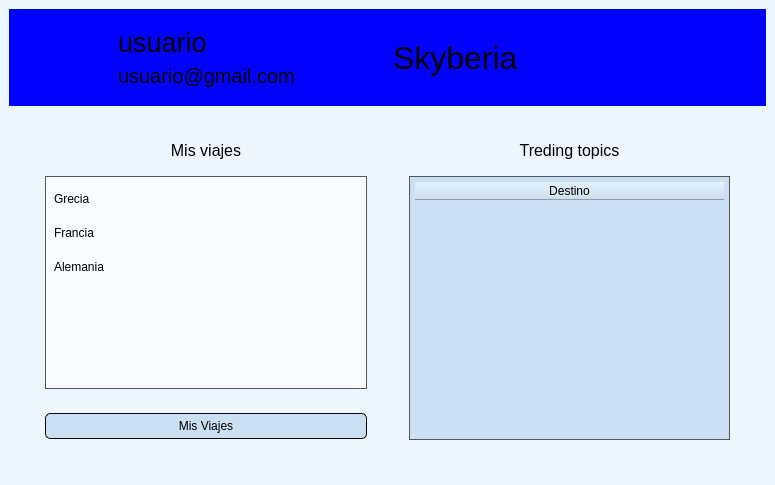
Before: the Qt Designer form menu.ui in ilopjim13/PersistenciaDatos_PyQT, drawn with Qt 5.
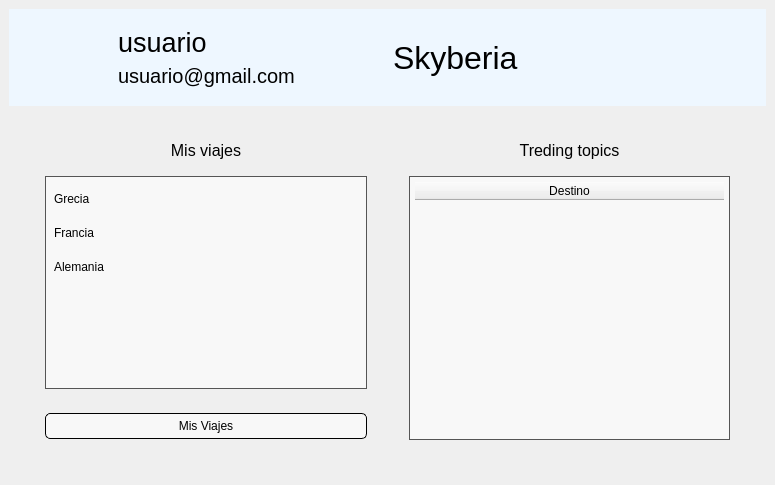
After: the same form once the commit is applied. Icons and pictures are not drawn.

Commit message: Vuelta cambio cabecera

Patch:
```diff
--- a/menu.ui
+++ b/menu.ui
@@ -55,7 +55,10 @@
    </property>
    <property name="styleSheet">
     <string notr="true">#principal{
-	background-color: rgb(238, 247, 255);
+background-image: url(:/icons/recursos/media/fondo.jpg);
+background-repeat: no-repeat;
+background-position: center;
+background-attachment: fixed;
 }
 #QTMisViajes {
 background-color: rgba(255, 255, 255, 150); /* Fondo blanco con 150 de opacidad (0-255) */
@@ -124,7 +127,7 @@
        </sizepolicy>
       </property>
       <property name="styleSheet">
-       <string notr="true">background-color: rgb(0, 0, 255);</string>
+       <string notr="true">background-color: rgb(238, 247, 255);</string>
       </property>
       <layout class="QHBoxLayout" name="horizontalLayout">
        <item>
@@ -198,8 +201,8 @@
             <colorrole role="Button">
              <brush brushstyle="SolidPattern">
               <color alpha="255">
-               <red>0</red>
-               <green>0</green>
+               <red>238</red>
+               <green>247</green>
                <blue>255</blue>
               </color>
              </brush>
@@ -207,8 +210,8 @@
             <colorrole role="Base">
              <brush brushstyle="SolidPattern">
               <color alpha="255">
-               <red>0</red>
-               <green>0</green>
+               <red>238</red>
+               <green>247</green>
                <blue>255</blue>
               </color>
              </brush>
@@ -216,8 +219,8 @@
             <colorrole role="Window">
              <brush brushstyle="SolidPattern">
               <color alpha="255">
-               <red>0</red>
-               <green>0</green>
+               <red>238</red>
+               <green>247</green>
                <blue>255</blue>
               </color>
              </brush>
@@ -236,8 +239,8 @@
             <colorrole role="Button">
              <brush brushstyle="SolidPattern">
               <color alpha="255">
-               <red>0</red>
-               <green>0</green>
+               <red>238</red>
+               <green>247</green>
                <blue>255</blue>
               </color>
              </brush>
@@ -245,8 +248,8 @@
             <colorrole role="Base">
              <brush brushstyle="SolidPattern">
               <color alpha="255">
-               <red>0</red>
-               <green>0</green>
+               <red>238</red>
+               <green>247</green>
                <blue>255</blue>
               </color>
              </brush>
@@ -254,8 +257,8 @@
             <colorrole role="Window">
              <brush brushstyle="SolidPattern">
               <color alpha="255">
-               <red>0</red>
-               <green>0</green>
+               <red>238</red>
+               <green>247</green>
                <blue>255</blue>
               </color>
              </brush>
@@ -265,8 +268,8 @@
             <colorrole role="Button">
              <brush brushstyle="SolidPattern">
               <color alpha="255">
-               <red>0</red>
-               <green>0</green>
+               <red>238</red>
+               <green>247</green>
                <blue>255</blue>
               </color>
              </brush>
@@ -274,8 +277,8 @@
             <colorrole role="Base">
              <brush brushstyle="SolidPattern">
               <color alpha="255">
-               <red>0</red>
-               <green>0</green>
+               <red>238</red>
+               <green>247</green>
                <blue>255</blue>
               </color>
              </brush>
@@ -283,8 +286,8 @@
             <colorrole role="Window">
              <brush brushstyle="SolidPattern">
               <color alpha="255">
-               <red>0</red>
-               <green>0</green>
+               <red>238</red>
+               <green>247</green>
                <blue>255</blue>
               </color>
              </brush>
@@ -443,9 +446,6 @@
                     <height>16777215</height>
                    </size>
                   </property>
-                  <property name="styleSheet">
-                   <string notr="true">background-color: rgb(202, 223, 241);</string>
-                  </property>
                   <property name="text">
                    <string>Mis Viajes</string>
                   </property>
@@ -550,9 +550,6 @@
                   <property name="autoFillBackground">
                    <bool>false</bool>
                   </property>
-                  <property name="styleSheet">
-                   <string notr="true">background-color: rgb(202, 223, 241);</string>
-                  </property>
                   <property name="frameShadow">
                    <enum>QFrame::Shadow::Sunken</enum>
                   </property>
@@ -621,13 +618,6 @@
                    <property name="text">
                     <string>Destino</string>
                    </property>
-                   <property name="background">
-                    <color>
-                     <red>202</red>
-                     <green>223</green>
-                     <blue>241</blue>
-                    </color>
-                   </property>
                   </column>
                   <item row="0" column="0">
                    <property name="text">
```
The commit also changes 1 other file.
